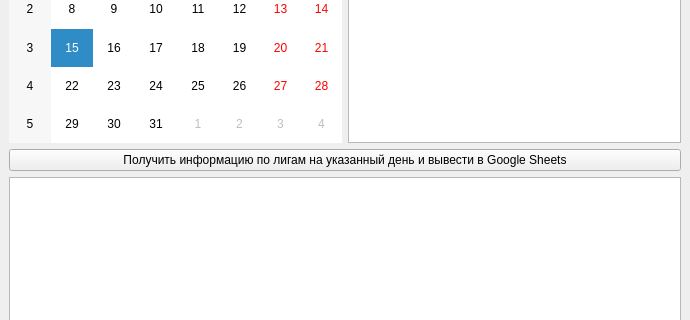
Before: the Qt Designer form redcardsdesigner.ui in egorshustov/pyredcards, drawn with Qt 5; both pictures show x 0 to 690 and y 178 to 498 of the 690 by 679 pixel window.
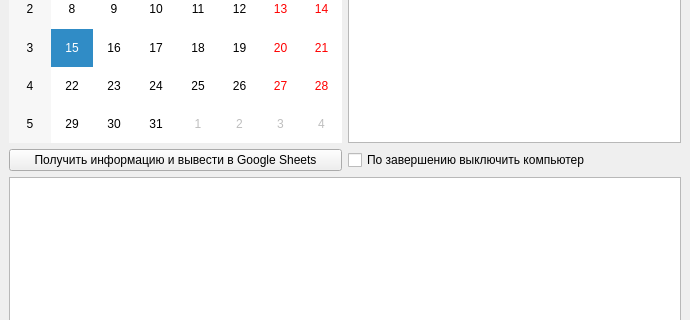
After: the same form once the commit is applied. Icons and pictures are not drawn.

Commit message: shutdown on completed option added, also referees now can be defined in database

```diff
--- a/redcardsdesigner.ui
+++ b/redcardsdesigner.ui
@@ -34,11 +34,22 @@
      </layout>
     </item>
     <item>
+     <layout class="QHBoxLayout" name="horizontalLayout_2">
+      <item>
      <widget class="QPushButton" name="startButton">
       <property name="text">
-       <string>Получить информацию по лигам на указанный день и вывести в Google Sheets</string>
-      </property>
-     </widget>
+         <string>Получить информацию и вывести в Google Sheets</string>
+        </property>
+       </widget>
+      </item>
+      <item>
+       <widget class="QCheckBox" name="checkBoxShutdown">
+        <property name="text">
+         <string>По завершению выключить компьютер</string>
+        </property>
+       </widget>
+      </item>
+     </layout>
     </item>
     <item>
      <widget class="QListView" name="listViewLog"/>
```
Lines whose indentation alone changed are shown as unchanged. The commit also changes 1 other file.
